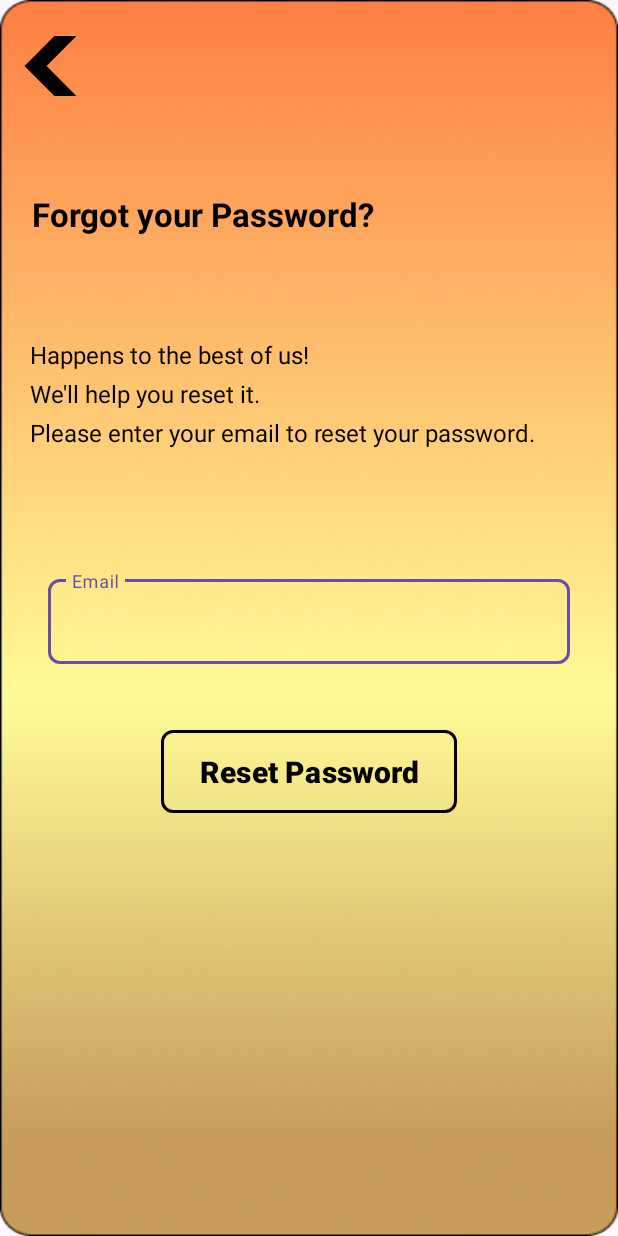
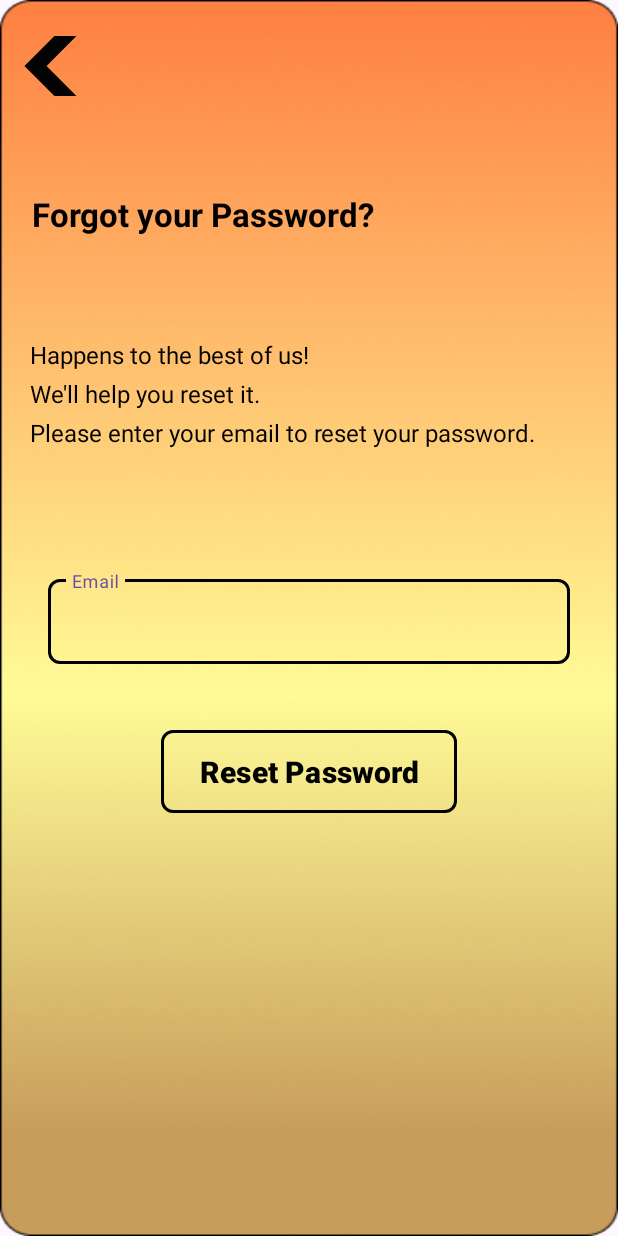
Before and after one commit to Nicholas22258/Cognify, an Android app: the ResetPasswordActivity screen opened directly, with no data from a screen before it, on a phone screen of 412 x 824 dp. Run offline under Robolectric (Android 15) with nearby library versions, the phone set to English and light mode, and no system bars; our stand-ins replace Firebase (no records; nobody signed in at launch, a user with empty details on screens opened directly).

Commit message:
Update reset_password.xml

```diff
--- a/Cognify/app/src/main/res/layout/reset_password.xml
+++ b/Cognify/app/src/main/res/layout/reset_password.xml
@@ -79,11 +79,13 @@
             android:layout_width="0dp"
             android:layout_height="wrap_content"
             android:hint="@string/mails"
+            android:textColorHint="@color/black"
             app:boxBackgroundMode="outline"
             app:boxCornerRadiusBottomEnd="8dp"
             app:boxCornerRadiusBottomStart="8dp"
             app:boxCornerRadiusTopEnd="8dp"
             app:boxCornerRadiusTopStart="8dp"
+            app:boxStrokeColor="@color/black"
             app:layout_constraintStart_toStartOf="parent"
             app:layout_constraintEnd_toEndOf="parent"
             app:layout_constraintTop_toTopOf="parent">
@@ -93,7 +95,8 @@
                 android:layout_width="match_parent"
                 android:layout_height="wrap_content"
                 android:inputType="textEmailAddress"
-                android:maxLines="1" />
+                android:maxLines="1"
+                android:textColor="@color/black" />
         </com.google.android.material.textfield.TextInputLayout>
 
         <!-- Reset Password Button -->
```
